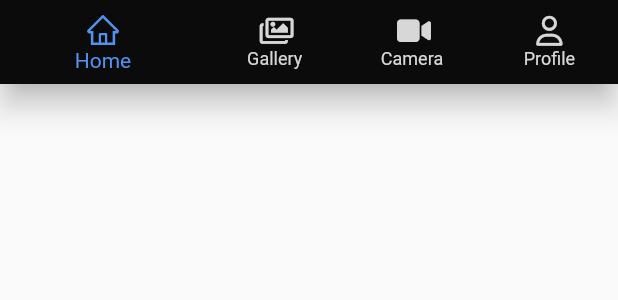
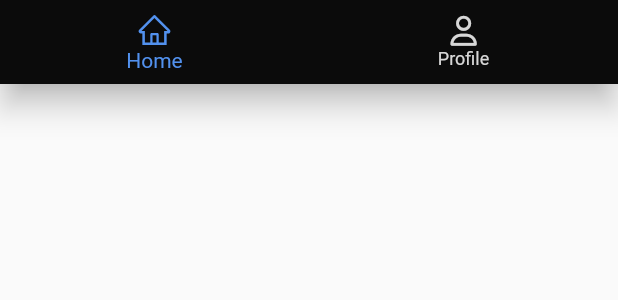
Before and after one commit to AkashSDas/steker, a Flutter app: the AppBottomNav widget shown alone on an empty page, opened directly, on a phone screen of 412 x 824 dp. Shown: the top 300 px of the screen. Run offline on Flutter 3.47's test engine with Material 2 defaults, Android fonts, the phone set to English and light mode, and no system bars; our stand-ins replace cloud_firestore, dio, firebase_analytics, firebase_auth, firebase_core, flutter_icons and 1 more; missing offline and left inert: whatsapp_stickers; accounts and stored records are empty; network calls fail; Roboto replaces fonts that are missing (Nunito).

Commit message:
rm gallery and camera icons from bottom nav

```diff
--- a/lib/shared/bottom_nav.dart
+++ b/lib/shared/bottom_nav.dart
@@ -16,19 +16,11 @@ class AppBottomNav extends StatelessWidget {
       showUnselectedLabels: true,
       selectedItemColor: Theme.of(context).textTheme.headline2.color,
       unselectedItemColor: Theme.of(context).textTheme.bodyText1.color,
+      backgroundColor: Theme.of(context).primaryColor,
       items: [
         BottomNavigationBarItem(
           icon: Icon(AntDesign.home),
           label: 'Home',
-          backgroundColor: Theme.of(context).primaryColor,
-        ),
-        BottomNavigationBarItem(
-          icon: Icon(FontAwesome5.images),
-          label: 'Gallery',
-        ),
-        BottomNavigationBarItem(
-          icon: Icon(FontAwesome.video_camera),
-          label: 'Camera',
         ),
         BottomNavigationBarItem(
           icon: Icon(FontAwesome.user_o),
@@ -41,12 +33,6 @@ class AppBottomNav extends StatelessWidget {
             // do nothing
             break;
           case 1:
-            // TODO: go to gallery
-            break;
-          case 2:
-            // TODO: open camera
-            break;
-          case 3:
             Navigator.pushNamed(context, '/profile');
             break;
         }
```
